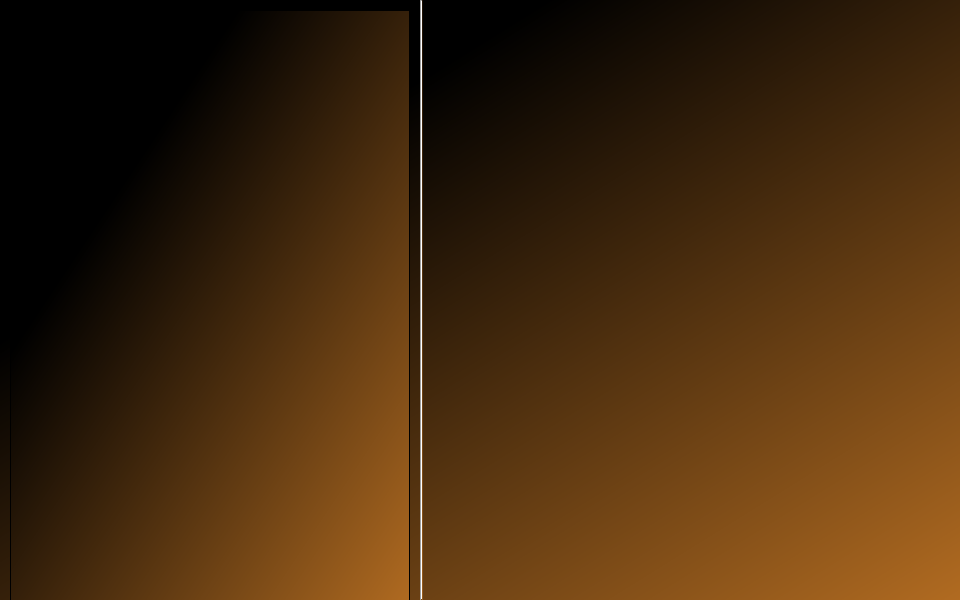
Qt form messenger1/app.ui (Lucimad007/Messenger_sprites_6) before a commit.
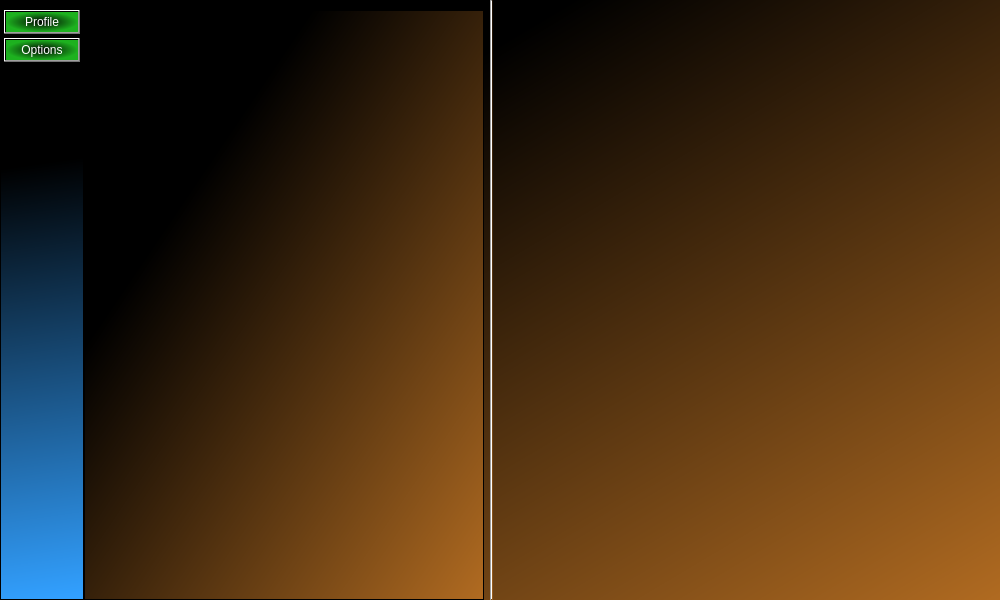
The same form after that commit.

Diff of the .ui file:
```diff
--- a/messenger1/app.ui
+++ b/messenger1/app.ui
@@ -6,7 +6,7 @@
    <rect>
     <x>0</x>
     <y>0</y>
-    <width>960</width>
+    <width>1000</width>
     <height>600</height>
    </rect>
   </property>
@@ -20,7 +20,7 @@
    <widget class="Line" name="midLine">
     <property name="geometry">
      <rect>
-      <x>420</x>
+      <x>490</x>
       <y>0</y>
       <width>3</width>
       <height>600</height>
@@ -33,10 +33,10 @@
    <widget class="QScrollArea" name="chatPrototypeScroll">
     <property name="geometry">
      <rect>
-      <x>10</x>
+      <x>84</x>
       <y>10</y>
       <width>400</width>
-      <height>600</height>
+      <height>590</height>
      </rect>
     </property>
     <property name="styleSheet">
@@ -51,11 +51,64 @@
        <x>0</x>
        <y>0</y>
        <width>398</width>
-       <height>598</height>
+       <height>588</height>
       </rect>
      </property>
     </widget>
    </widget>
+   <widget class="QFrame" name="frame">
+    <property name="geometry">
+     <rect>
+      <x>0</x>
+      <y>10</y>
+      <width>84</width>
+      <height>590</height>
+     </rect>
+    </property>
+    <property name="styleSheet">
+     <string notr="true">background-color: qlineargradient(spread:pad, x1:0.564746, y1:0.159, x2:0.582, y2:1, stop:0.118644 rgba(0, 0, 0, 255), stop:1 rgba(50, 160, 255, 255));</string>
+    </property>
+    <property name="frameShape">
+     <enum>QFrame::StyledPanel</enum>
+    </property>
+    <property name="frameShadow">
+     <enum>QFrame::Raised</enum>
+    </property>
+    <widget class="QPushButton" name="menuButton">
+     <property name="geometry">
+      <rect>
+       <x>4</x>
+       <y>0</y>
+       <width>76</width>
+       <height>24</height>
+      </rect>
+     </property>
+     <property name="styleSheet">
+      <string notr="true">background-color: qradialgradient(spread:pad, cx:0.5, cy:0.5, radius:0.5, fx:0.5, fy:0.494, stop:0 rgba(0, 0, 0, 255), stop:1 rgba(29, 177, 31, 255));
+color: rgb(255, 255, 255);</string>
+     </property>
+     <property name="text">
+      <string>Profile</string>
+     </property>
+    </widget>
+    <widget class="QPushButton" name="optionsButton">
+     <property name="geometry">
+      <rect>
+       <x>4</x>
+       <y>28</y>
+       <width>76</width>
+       <height>24</height>
+      </rect>
+     </property>
+     <property name="styleSheet">
+      <string notr="true">background-color: qradialgradient(spread:pad, cx:0.5, cy:0.5, radius:0.5, fx:0.5, fy:0.494, stop:0 rgba(0, 0, 0, 255), stop:1 rgba(29, 177, 31, 255));
+color: rgb(255, 255, 255);</string>
+     </property>
+     <property name="text">
+      <string>Options</string>
+     </property>
+    </widget>
+   </widget>
   </widget>
   <widget class="QMenuBar" name="menubar">
    <property name="geometry">
```
Left out of the diff: 2 changed lines with no effect on the pictures.
